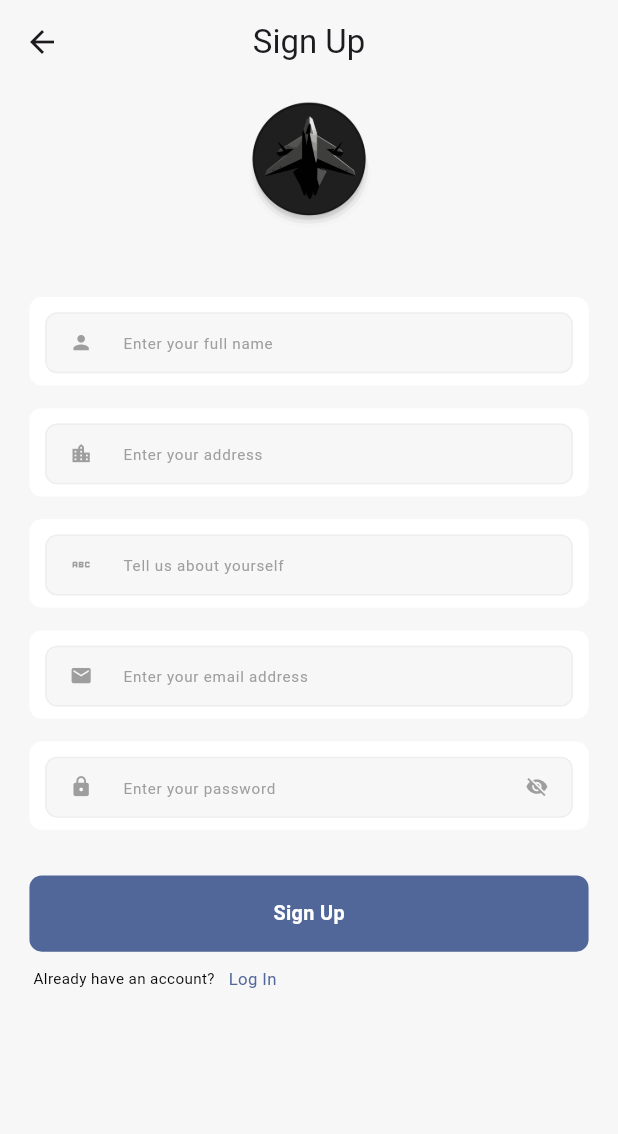
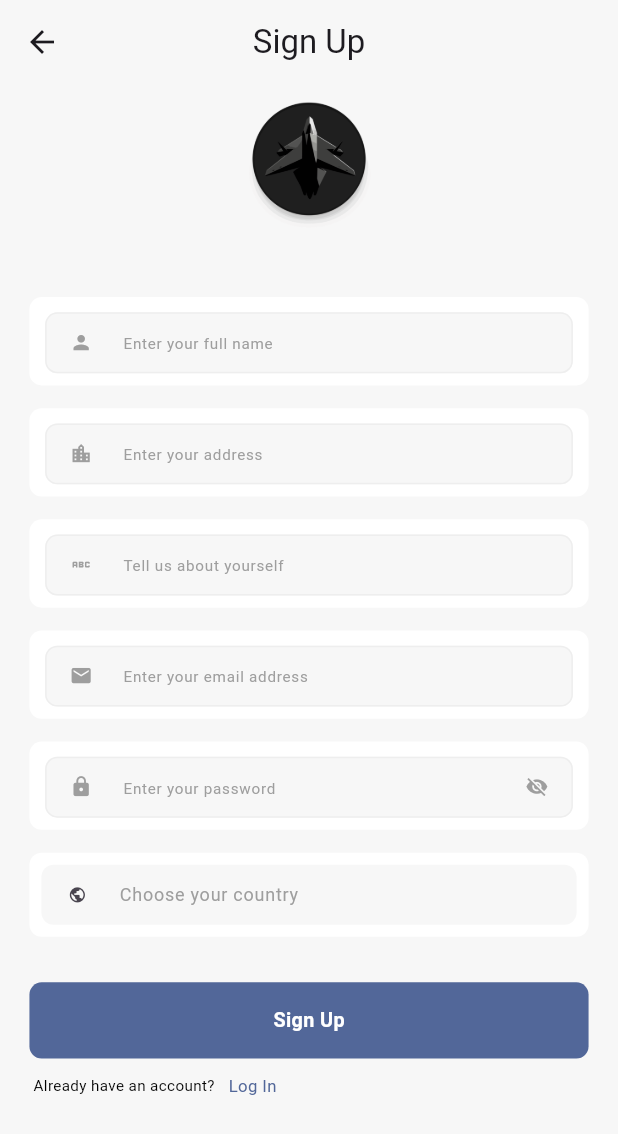
Before and after one commit to Ibeenoch/ticketapp, a Flutter app: the Signup screen opened by its route, on a phone screen of 412 x 824 dp. Shown: the top 1134 px of the screen. Run offline on Flutter 3.47's test engine with Material 3 defaults, Android fonts, the light colour scheme and no system bars; our stand-ins replace barcode_widget, flutter_screenutil, flutter_svg, go_router.

Commit message:
added drop down option selection

```diff
--- a/lib/screens/account/authWidget/signup.dart
+++ b/lib/screens/account/authWidget/signup.dart
@@ -16,12 +16,14 @@ class _SignupState extends State<Signup> {
   final TextEditingController bio = TextEditingController();
   final TextEditingController fullname = TextEditingController();
   final TextEditingController address = TextEditingController();
+  final TextEditingController country = TextEditingController();
 
   FocusNode email_f = FocusNode();
   FocusNode password_f = FocusNode();
   FocusNode bio_f = FocusNode();
   FocusNode fullname_f = FocusNode();
   FocusNode address_f = FocusNode();
+  FocusNode country_f = FocusNode();
 
   bool isPasswordVisible = false;
   String? fullnameError;
@@ -29,6 +31,7 @@ class _SignupState extends State<Signup> {
   String? addressError;
   String? emailError;
   String? passwordError;
+  String? countryError;
 
   @override
   void dispose() {
@@ -37,6 +40,7 @@ class _SignupState extends State<Signup> {
     bio.dispose();
     fullname.dispose();
     address.dispose();
+    country.dispose();
     super.dispose();
   }
 
@@ -150,6 +154,43 @@ class _SignupState extends State<Signup> {
     }
   }
 
+  void _openBottomSheet(BuildContext context) async {
+    final selectedCountry = await showModalBottomSheet<String>(
+        context: context,
+        isScrollControlled: true,
+        shape: RoundedRectangleBorder(
+            borderRadius: BorderRadius.vertical(top: Radius.circular(16))),
+        builder: (BuildContext context) {
+          return DraggableScrollableSheet(
+              expand: false,
+              builder: (_, scrollController) {
+                return Container(
+                  padding: EdgeInsets.all(16.w),
+                  child: Column(
+                    children: [
+                      Text(
+                        'Choose an option',
+                        style: TextStyle(
+                            color: AppStyles.textWhiteBlack(context),
+                            fontSize: 12.sp),
+                      ),
+                      Expanded(
+                          child: ListView(
+                        controller: scrollController,
+                        children: [
+                          _buildOption(context, 'Nigeria'),
+                          _buildOption(context, 'Ghana'),
+                          _buildOption(context, 'Togo'),
+                          _buildOption(context, 'kenya'),
+                        ],
+                      ))
+                    ],
+                  ),
+                );
+              });
+        });
+  }
+
   @override
   Widget build(BuildContext context) {
     return Scaffold(
@@ -239,11 +280,46 @@ class _SignupState extends State<Signup> {
                   'Password'),
               if (passwordError != null) errorMessage(passwordError!),
               SizedBox(
+                height: 15.h,
+              ),
+              Padding(
+                padding: EdgeInsets.symmetric(horizontal: 15.w),
+                child: Container(
+                  padding: EdgeInsets.symmetric(horizontal: 8, vertical: 8),
+                  decoration: BoxDecoration(
+                      borderRadius: BorderRadius.circular(8.r),
+                      color: AppStyles.borderBackGroundColor(context)),
+                  child: Container(
+                    height: 40,
+                    decoration: BoxDecoration(
+                        borderRadius: BorderRadius.circular(8.r),
+                        color: AppStyles.defaultBackGroundColor(context)),
+                    child: TextField(
+                      controller: country,
+                      readOnly: true,
+                      decoration: InputDecoration(
+                        contentPadding: EdgeInsets.symmetric(vertical: 3.h),
+                        hintText: 'Choose your country',
+                        hintStyle: TextStyle(fontSize: 12, color: Colors.grey),
+                        prefixIcon: Icon(
+                          Icons.public,
+                          size: 12.sp,
+                        ),
+                        enabledBorder: InputBorder.none,
+                        border: InputBorder.none,
+                        focusedBorder: InputBorder.none,
+                      ),
+                      onTap: () => _openBottomSheet(context),
+                    ),
+                  ),
+                ),
+              ),
+              SizedBox(
                 height: 30.h,
               ),
               actionBtn(),
               SizedBox(
-                height: 10,
+                height: 10.h,
               ),
               Padding(
                 padding: EdgeInsets.only(left: 17.w),
@@ -434,3 +510,12 @@ class _SignupState extends State<Signup> {
     );
   }
 }
+
+Widget _buildOption(BuildContext context, String option) {
+  return ListTile(
+    title: Text(option),
+    onTap: () {
+      Navigator.pop(context, option);
+    },
+  );
+}
```
